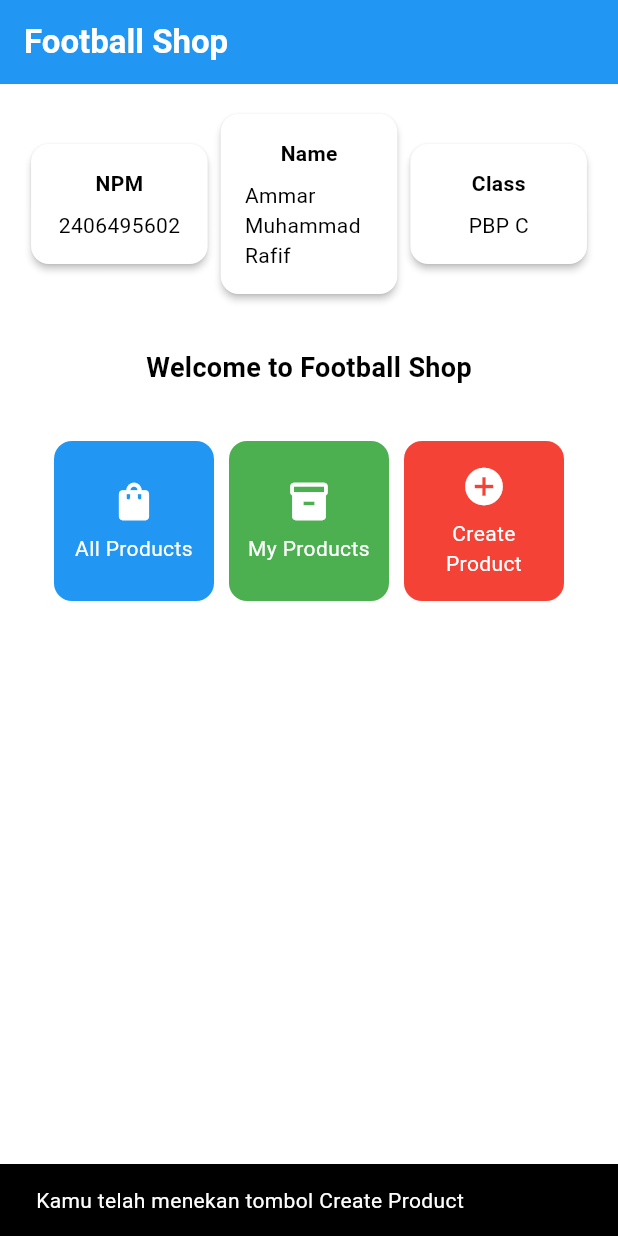
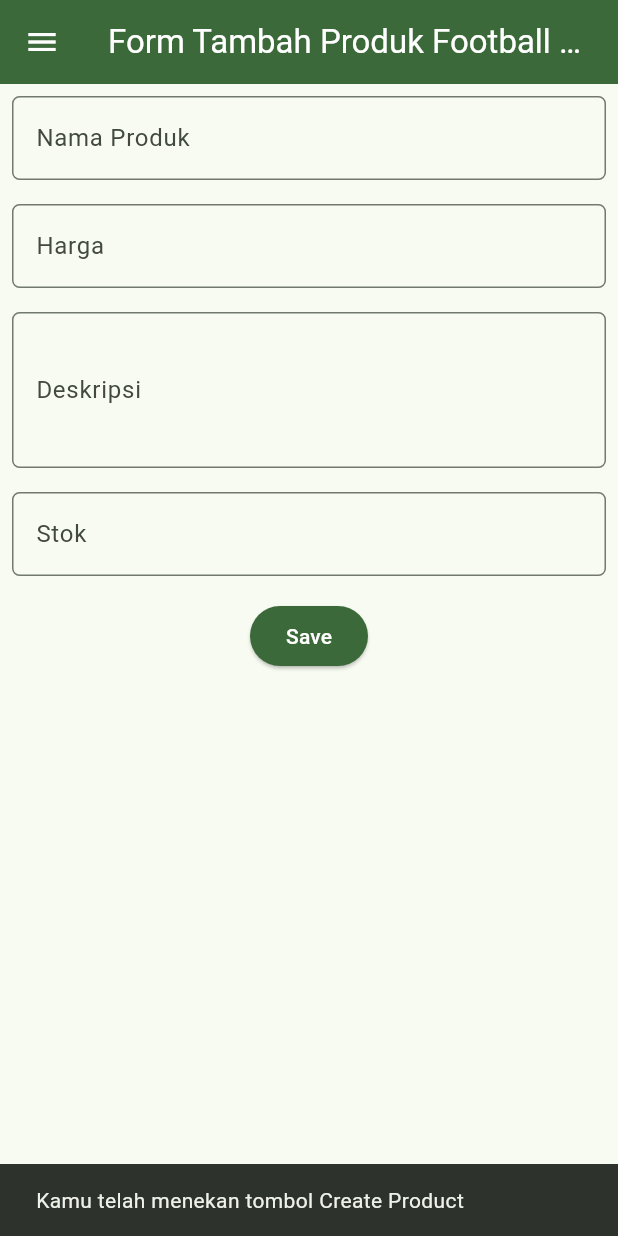
Before and after one commit to ammarrmuh/football-shop-mobile, a Flutter app: the screen it shows after launch, after a tap on "Create Product", on a phone screen of 412 x 824 dp. Run offline on Flutter 3.47's test engine with Material 3 defaults, Android fonts, the phone set to English and light mode, and no system bars.

Commit message:
Tugas 8 Feat: Create product added, Readme

```diff
--- a/lib/main.dart
+++ b/lib/main.dart
@@ -1,5 +1,5 @@
 import 'package:flutter/material.dart';
-import 'package:football_shop/menu.dart';
+import 'package:football_shop/screens/menu.dart';
 
 void main() {
   runApp(const MyApp());
@@ -13,9 +13,7 @@ class MyApp extends StatelessWidget {
     return MaterialApp(
       title: 'Football Shop',
       theme: ThemeData(
-        colorScheme: ColorScheme.fromSwatch(
-          primarySwatch: Colors.blue,
-        ).copyWith(secondary: Colors.blue[400]),
+        colorScheme: ColorScheme.fromSeed(seedColor: Colors.green),
         useMaterial3: true,
       ),
       home: MyHomePage(),
--- /dev/null
+++ b/lib/screens/productentry_form.dart
@@ -0,0 +1,194 @@
+import 'package:flutter/material.dart';
+import 'package:football_shop/widgets/left_drawer.dart';
+
+class ProductEntryFormPage extends StatefulWidget {
+  const ProductEntryFormPage({super.key});
+
+  @override
+  State<ProductEntryFormPage> createState() => _ProductEntryFormPageState();
+}
+
+class _ProductEntryFormPageState extends State<ProductEntryFormPage> {
+  final _formKey = GlobalKey<FormState>();
+  String _name = "";
+  int _price = 0;
+  String _description = "";
+  int _stock = 0;
+
+  @override
+  Widget build(BuildContext context) {
+    return Scaffold(
+      appBar: AppBar(
+        title: const Text('Form Tambah Produk Football Shop'),
+        backgroundColor: Theme.of(context).colorScheme.primary,
+        foregroundColor: Colors.white,
+      ),
+      drawer: const LeftDrawer(),
+      body: Form(
+        key: _formKey,
+        child: SingleChildScrollView(
+          child: Column(
+            crossAxisAlignment: CrossAxisAlignment.start,
+            children: [
+              Padding(
+                padding: const EdgeInsets.all(8.0),
+                child: TextFormField(
+                  decoration: InputDecoration(
+                    hintText: "Nama Produk",
+                    labelText: "Nama Produk",
+                    border: OutlineInputBorder(
+                      borderRadius: BorderRadius.circular(5.0),
+                    ),
+                  ),
+                  onChanged: (String? value) {
+                    setState(() {
+                      _name = value!;
+                    });
+                  },
+                  validator: (String? value) {
+                    if (value == null || value.isEmpty) {
+                      return "Nama produk tidak boleh kosong!";
+                    }
+                    return null;
+                  },
+                ),
+              ),
+              Padding(
+                padding: const EdgeInsets.all(8.0),
+                child: TextFormField(
+                  decoration: InputDecoration(
+                    hintText: "Harga",
+                    labelText: "Harga",
+                    border: OutlineInputBorder(
+                      borderRadius: BorderRadius.circular(5.0),
+                    ),
+                  ),
+                  keyboardType: TextInputType.number,
+                  onChanged: (String? value) {
+                    setState(() {
+                      _price = int.tryParse(value!) ?? 0;
+                    });
+                  },
+                  validator: (String? value) {
+                    if (value == null || value.isEmpty) {
+                      return "Harga tidak boleh kosong!";
+                    }
+                    if (int.tryParse(value) == null) {
+                      return "Harga harus berupa angka!";
+                    }
+                    if (int.tryParse(value)! <= 0) {
+                      return "Harga harus lebih dari 0!";
+                    }
+                    return null;
+                  },
+                ),
+              ),
+              Padding(
+                padding: const EdgeInsets.all(8.0),
+                child: TextFormField(
+                  decoration: InputDecoration(
+                    hintText: "Deskripsi",
+                    labelText: "Deskripsi",
+                    border: OutlineInputBorder(
+                      borderRadius: BorderRadius.circular(5.0),
+                    ),
+                  ),
+                  maxLines: 3,
+                  onChanged: (String? value) {
+                    setState(() {
+                      _description = value!;
+                    });
+                  },
+                  validator: (String? value) {
+                    if (value == null || value.isEmpty) {
+                      return "Deskripsi tidak boleh kosong!";
+                    }
+                    return null;
+                  },
+                ),
+              ),
+              Padding(
+                padding: const EdgeInsets.all(8.0),
+                child: TextFormField(
+                  decoration: InputDecoration(
+                    hintText: "Stok",
+                    labelText: "Stok",
+                    border: OutlineInputBorder(
+                      borderRadius: BorderRadius.circular(5.0),
+                    ),
+                  ),
+                  keyboardType: TextInputType.number,
+                  onChanged: (String? value) {
+                    setState(() {
+                      _stock = int.tryParse(value!) ?? 0;
+                    });
+                  },
+                  validator: (String? value) {
+                    if (value == null || value.isEmpty) {
+                      return "Stok tidak boleh kosong!";
+                    }
+                    if (int.tryParse(value) == null) {
+                      return "Stok harus berupa angka!";
+                    }
+                    if (int.tryParse(value)! < 0) {
+                      return "Stok tidak boleh negatif!";
+                    }
+                    return null;
+                  },
+                ),
+              ),
+              Align(
+                alignment: Alignment.bottomCenter,
+                child: Padding(
+                  padding: const EdgeInsets.all(8.0),
+                  child: ElevatedButton(
+                    style: ButtonStyle(
+                      backgroundColor: MaterialStateProperty.all(
+                          Theme.of(context).colorScheme.primary),
+                    ),
+                    onPressed: () {
+                      if (_formKey.currentState!.validate()) {
+                        showDialog(
+                          context: context,
+                          builder: (context) {
+                            return AlertDialog(
+                              title: const Text('Produk berhasil tersimpan'),
+                              content: SingleChildScrollView(
+                                child: Column(
+                                  crossAxisAlignment: CrossAxisAlignment.start,
+                                  children: [
+                                    Text('Nama: $_name'),
+                                    Text('Harga: $_price'),
+                                    Text('Deskripsi: $_description'),
+                                    Text('Stok: $_stock'),
+                                  ],
+                                ),
+                              ),
+                              actions: [
+                                TextButton(
+                                  child: const Text('OK'),
+                                  onPressed: () {
+                                    Navigator.pop(context);
+                                    _formKey.currentState!.reset();
+                                  },
+                                ),
+                              ],
+                            );
+                          },
+                        );
+                      }
+                    },
+                    child: const Text(
+                      "Save",
+                      style: TextStyle(color: Colors.white),
+                    ),
+                  ),
+                ),
+              ),
+            ],
+          ),
+        ),
+      ),
+    );
+  }
+}
--- a/lib/widgets/product_card.dart
+++ b/lib/widgets/product_card.dart
@@ -1,4 +1,5 @@
 import 'package:flutter/material.dart';
+import 'package:football_shop/screens/productentry_form.dart';
 
 class ItemHomepage {
   final String name;
@@ -29,6 +30,16 @@ class ItemCard extends StatelessWidget {
                 duration: const Duration(seconds: 2),
               ),
             );
+
+          // Navigasi ke halaman yang sesuai
+          if (item.name == "Create Product") {
+            Navigator.push(
+              context,
+              MaterialPageRoute(
+                builder: (context) => const ProductEntryFormPage(),
+              ),
+            );
+          }
         },
         child: Container(
           padding: const EdgeInsets.all(8),
```
Also changed, not shown: lib/widgets/left_drawer.dart (added, +71 -0 lines), lib/screens/menu.dart (renamed from lib/menu.dart), 1 other file.
